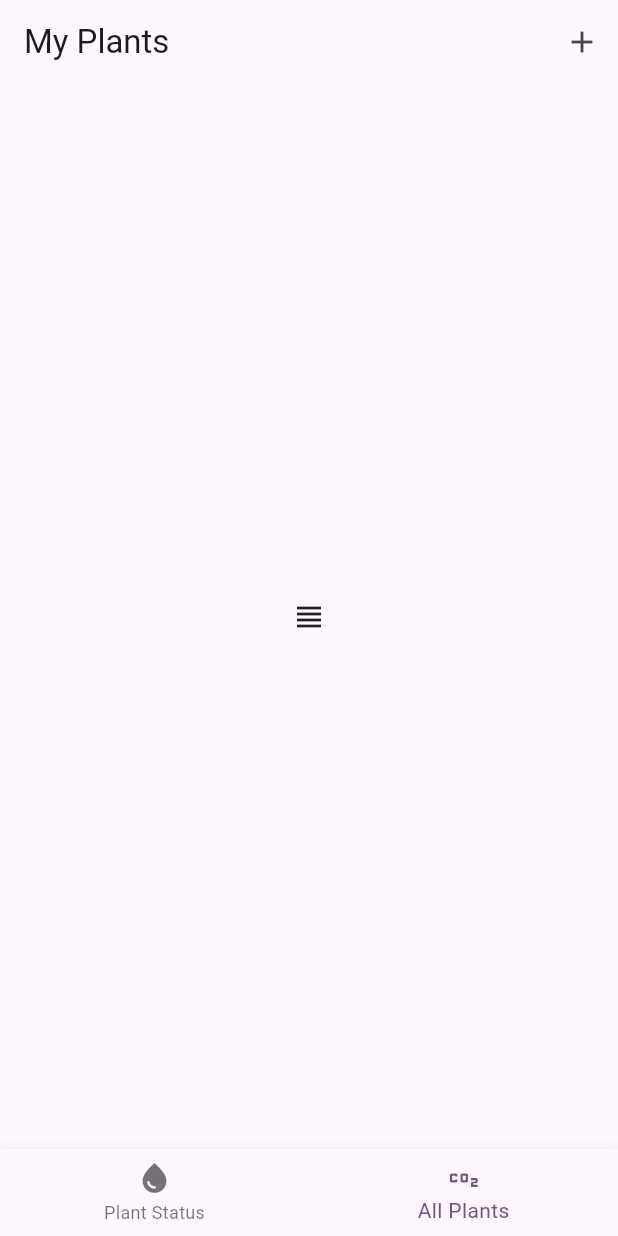
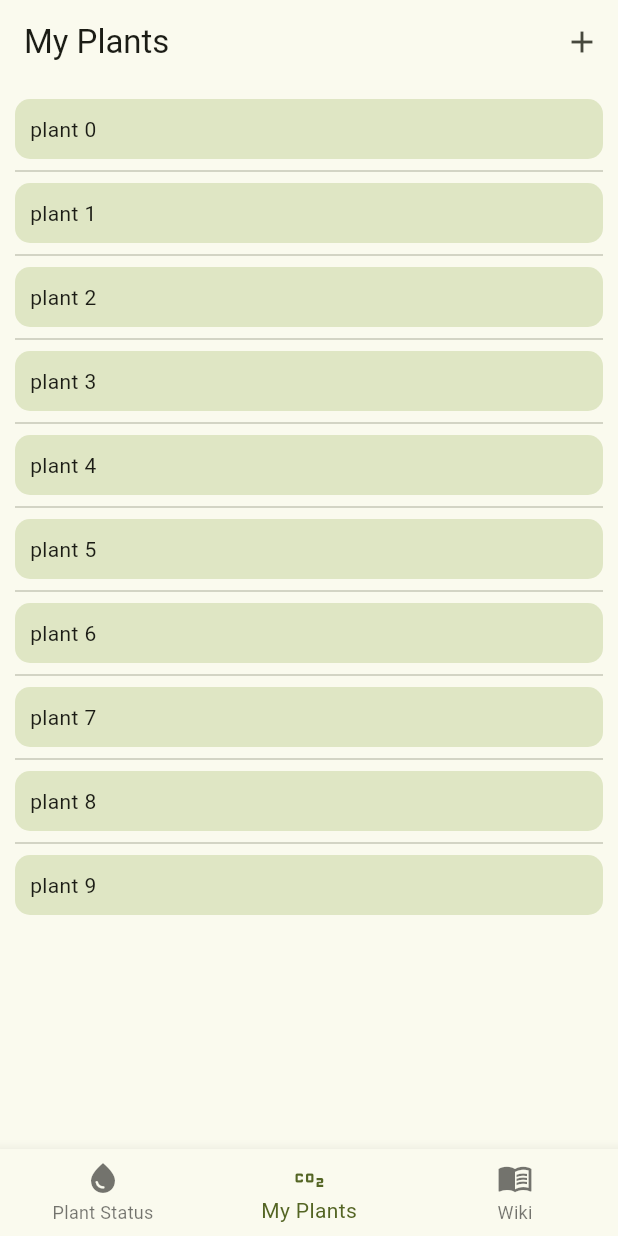
Before and after one commit to janthoXO/tsengarden, a Flutter app: the screen it shows after launch, item 2 of the bottom bar chosen, after a tap on the "add" icon, on a phone screen of 412 x 824 dp. Run offline on Flutter 3.47's test engine with Material 3 defaults, Android fonts, the phone set to English and light mode, and no system bars; our stand-ins replace go_router; missing offline and left inert: dart:ffi.

Commit message:
setup controller

```diff
--- a/lib/Collection/collectionView.dart
+++ /dev/null
@@ -1,23 +0,0 @@
-import 'package:flutter/material.dart';
-
-class CollectionView extends StatefulWidget {
-  const CollectionView({super.key});
-
-  @override
-  State<CollectionView> createState() => _CollectionViewState();
-}
-
-class _CollectionViewState extends State<CollectionView> {
-  @override
-  Widget build(BuildContext context) {
-    return Scaffold(
-      appBar: AppBar(
-        title: const Text("My Plants"),
-        actions: [
-          IconButton(onPressed: (){}, icon: const Icon(Icons.add)),
-        ],
-      ),
-      body: const Center(child: Icon(Icons.view_headline)),
-    );
-  }
-}
--- a/lib/Status/statusView.dart
+++ /dev/null
@@ -1,55 +0,0 @@
-import 'package:flutter/material.dart';
-import 'package:tsengarden/Collection/AddPlant/AddPlantView.dart';
-import 'package:tsengarden/Status/NeedWaterElement.dart';
-import 'package:tsengarden/models/ownedPlant.dart';
-
-class StatusView extends StatefulWidget {
-  const StatusView({super.key});
-
-  @override
-  State<StatusView> createState() => _StatusViewState();
-}
-
-class _StatusViewState extends State<StatusView> {
-  final WaterButton = Expanded(
-      child: Column(mainAxisAlignment: MainAxisAlignment.center,
-          children: [
-    IconButton.filled(
-        onPressed: () {},
-        iconSize: 50,
-        padding: const EdgeInsets.all(10),
-        icon: const Icon(Icons.water_drop),
-        style: IconButton.styleFrom(backgroundColor: Colors.lightBlue)),
-    const Text("Driest Plant"),
-            const Text("Overdue xxx days"),
-  ]));
-
-  final WaterList = Expanded(
-      child: ListView.builder(
-          padding: const EdgeInsets.all(10),
-          itemCount: 1,
-          itemBuilder: (BuildContext ctx, int index) {
-            return NeedWaterElement(ownedPlant: OwnedPlant("filler"));
-          }));
-
-  @override
-  Widget build(BuildContext context) {
-    return Scaffold(
-        appBar: AppBar(
-          actions: [
-            IconButton(onPressed: callAddPlant, icon: const Icon(Icons.add)),
-          ],
-        ),
-        body: Column(
-          children: [
-            WaterButton,
-            WaterList,
-          ],
-        ));
-  }
-
-  void callAddPlant() {
-    Navigator.push(
-        context, MaterialPageRoute(builder: (context) => const AddPlantView()));
-  }
-}
--- /dev/null
+++ b/lib/collection/collectionController.dart
@@ -0,0 +1,7 @@
+import 'package:tsengarden/data.dart';
+
+class CollectionController{
+  Data data;
+
+  CollectionController({required this.data});
+}
--- /dev/null
+++ b/lib/collection/collectionView.dart
@@ -0,0 +1,40 @@
+import 'package:flutter/material.dart';
+import 'package:tsengarden/collection/collectionController.dart';
+
+class CollectionView extends StatefulWidget {
+  final CollectionController collectionController;
+
+  const CollectionView({super.key, required this.collectionController});
+
+  @override
+  State<CollectionView> createState() => _CollectionViewState();
+}
+
+class _CollectionViewState extends State<CollectionView> {
+  @override
+  Widget build(BuildContext context) {
+    return Scaffold(
+      appBar: AppBar(
+        title: const Text("My Plants"),
+        actions: [
+          IconButton(onPressed: (){}, icon: const Icon(Icons.add)),
+        ],
+      ),
+      body: ListView.separated(
+        padding: const EdgeInsets.all(10),
+        itemCount: widget.collectionController.data.ownedPlants.length,
+        itemBuilder: (BuildContext ctx, int index) {
+          return Container(
+            padding: const EdgeInsets.all(10),
+            decoration: BoxDecoration(
+              color: Theme.of(context).colorScheme.secondaryContainer,
+              borderRadius: const BorderRadius.all(Radius.circular(10)),
+            ),
+            child: Text(widget.collectionController.data.ownedPlants[index].name),
+          );
+        },
+        separatorBuilder: (ctx, index) => const Divider(),
+      ),
+    );
+  }
+}
--- /dev/null
+++ b/lib/data.dart
@@ -0,0 +1,15 @@
+import 'package:tsengarden/models/ownedPlant.dart';
+
+class Data {
+  List<OwnedPlant> ownedPlants;
+
+  Data({required this.ownedPlants});
+
+  Data.empty() : ownedPlants = [];
+
+  Data.mock() : ownedPlants = []{
+    for (int i = 0; i < 10; i++) {
+      ownedPlants.add(OwnedPlant("plant $i"));
+    }
+  }
+}
--- a/lib/main.dart
+++ b/lib/main.dart
@@ -1,6 +1,5 @@
 import 'package:flutter/material.dart';
 import 'package:tsengarden/navBar.dart';
-import 'package:tsengarden/router.dart';
 
 void main() {
   runApp(const MyApp());
@@ -22,10 +21,10 @@
       title: 'Flutter Demo',
       debugShowCheckedModeBanner: false,
       theme: ThemeData(
-        colorScheme: ColorScheme.fromSeed(seedColor: Colors.deepPurple),
+        colorScheme: ColorScheme.fromSeed(seedColor: Colors.lime.shade50),
         useMaterial3: true,
       ),
-      home: const NavBar(),
+      home: NavBar(),
     );
   }
 }
--- a/lib/navBar.dart
+++ b/lib/navBar.dart
@@ -1,10 +1,18 @@
+import 'dart:ffi';
+
 import 'package:flutter/material.dart';
+import 'package:tsengarden/collection/collectionController.dart';
+import 'package:tsengarden/data.dart';
+import 'package:tsengarden/status/statusController.dart';
+import 'package:tsengarden/wiki/wikiView.dart';
 
 import 'Collection/collectionView.dart';
 import 'Status/statusView.dart';
 
 class NavBar extends StatefulWidget {
-  const NavBar({super.key});
+  NavBar({super.key});
+
+  final Data data = Data.mock();
 
   @override
   State<NavBar> createState() => _NavBarState();
@@ -13,10 +21,19 @@ class NavBar extends StatefulWidget {
 class _NavBarState extends State<NavBar> {
   int _selectedIndex = 0;
 
-  final List<Widget> _tabs = [
-    const StatusView(),
-    const CollectionView(),
-  ];
+  List<Widget> _tabs = [];
+
+  @override
+  void initState() {
+    // TODO: implement initState
+    super.initState();
+    _tabs = [
+      //StatusView(statusController: StatusController(data: widget.data)),
+      StatusView(statusController: StatusController(data: widget.data)),
+      CollectionView(collectionController: CollectionController(data: widget.data)),
+      const WikiView(),
+    ];
+  }
 
   @override
   Widget build(BuildContext context) {
@@ -30,16 +47,21 @@ class _NavBarState extends State<NavBar> {
           ),
           BottomNavigationBarItem(
             icon: Icon(Icons.co2),
-            label: "All Plants",
+            label: "My Plants",
+          ),
+          BottomNavigationBarItem(
+            icon: Icon(Icons.menu_book),
+            label: "Wiki",
           ),
         ],
         currentIndex: _selectedIndex,
         onTap: _onItemTapped,
       ),
-    );();
+    );
+    ();
   }
 
-  void _onItemTapped(int index){
+  void _onItemTapped(int index) {
     setState(() {
       _selectedIndex = index;
     });
--- a/lib/Status/NeedWaterElement.dart
+++ b/lib/status/NeedWaterElement.dart
@@ -14,15 +14,17 @@ class _NeedWaterElementState extends State<NeedWaterElement> {
   @override
   Widget build(BuildContext context) {
     return Container(
-      padding: const EdgeInsets.all(10),
-      decoration: const BoxDecoration(
-        color: Colors.amber,
-        borderRadius: BorderRadius.all(Radius.circular(10)),
+      padding: const EdgeInsets.fromLTRB(10, 10, 0, 10),
+      decoration: BoxDecoration(
+        color: Theme.of(context).colorScheme.secondaryContainer,
+        borderRadius: const BorderRadius.all(Radius.circular(10)),
       ),
       child: Row(children: [
         Text(widget.ownedPlant.name),
         const Spacer(),
-        Text(widget.ownedPlant.lastWatered.toIso8601String()),
+        Text(widget.ownedPlant.lastWatered.toIso8601String(),
+          style: TextStyle(color: Theme.of(context).colorScheme.secondary),
+        ),
         IconButton(onPressed: () {}, icon: const Icon(Icons.water_drop)),
       ]),
     );
--- /dev/null
+++ b/lib/status/statusController.dart
@@ -0,0 +1,7 @@
+import 'package:tsengarden/data.dart';
+
+class StatusController{
+  Data data;
+
+  StatusController({required this.data});
+}
--- /dev/null
+++ b/lib/status/statusView.dart
@@ -0,0 +1,71 @@
+import 'package:flutter/material.dart';
+import 'package:tsengarden/Collection/AddPlant/AddPlantView.dart';
+import 'package:tsengarden/Status/NeedWaterElement.dart';
+import 'package:tsengarden/models/ownedPlant.dart';
+import 'package:tsengarden/status/statusController.dart';
+
+class StatusView extends StatefulWidget {
+  final StatusController statusController;
+
+  const StatusView({super.key, required this.statusController});
+
+  @override
+  State<StatusView> createState() => _StatusViewState();
+}
+
+class _StatusViewState extends State<StatusView> {
+
+  @override
+  Widget build(BuildContext context) {
+    return Scaffold(
+        appBar: AppBar(
+          actions: [
+            IconButton(onPressed: callAddPlant, icon: const Icon(Icons.add)),
+          ],
+        ),
+        body: Column(
+          children: [
+            // WaterButton
+            Expanded(
+                child: Column(
+                    mainAxisAlignment: MainAxisAlignment.center,
+                    children: [
+                  IconButton.filled(
+                      onPressed: () {},
+                      iconSize: 100,
+                      padding: const EdgeInsets.all(10),
+                      icon: const Icon(Icons.water_drop),
+                      style: IconButton.styleFrom(
+                          backgroundColor: Colors.lightBlue)),
+                  const Padding(padding: EdgeInsets.symmetric(vertical: 10)),
+                  Text(
+                    "Driest Plant",
+                    style: Theme.of(context).textTheme.headlineSmall,
+                  ),
+                  Text(
+                    "Overdue xxx days",
+                    style: TextStyle(
+                        color: Theme.of(context).colorScheme.secondary),
+                  ),
+                ])),
+
+            //WaterList
+            Expanded(
+              child: ListView.separated(
+                padding: const EdgeInsets.all(5),
+                itemCount: widget.statusController.data.ownedPlants.length,
+                itemBuilder: (BuildContext ctx, int index) {
+                  return NeedWaterElement(ownedPlant: widget.statusController.data.ownedPlants[index]);
+                },
+                separatorBuilder: (ctx, index) => const Divider(),
+              ),
+            ),
+          ],
+        ));
+  }
+
+  void callAddPlant() {
+    Navigator.push(
+        context, MaterialPageRoute(builder: (context) => const AddPlantView()));
+  }
+}
--- a/pubspec.yaml
+++ b/pubspec.yaml
@@ -60,7 +60,8 @@ flutter:
   uses-material-design: true
 
   # To add assets to your application, add an assets section, like this:
-  # assets:
+  assets:
+    - assets/psychiatry.png
   #   - images/a_dot_burr.jpeg
   #   - images/a_dot_ham.jpeg
 
```
Also changed, not shown: lib/collection/addPlant/AddPlantView.dart (renamed from lib/Collection/AddPlant/AddPlantView.dart, +37 -2 lines), lib/wiki/wikiView.dart (added, +66 -0 lines), assets/psychiatry.png (added), lib/collection/addPlant/addPlantController.dart (added), lib/wiki/wikiController.dart (added).
